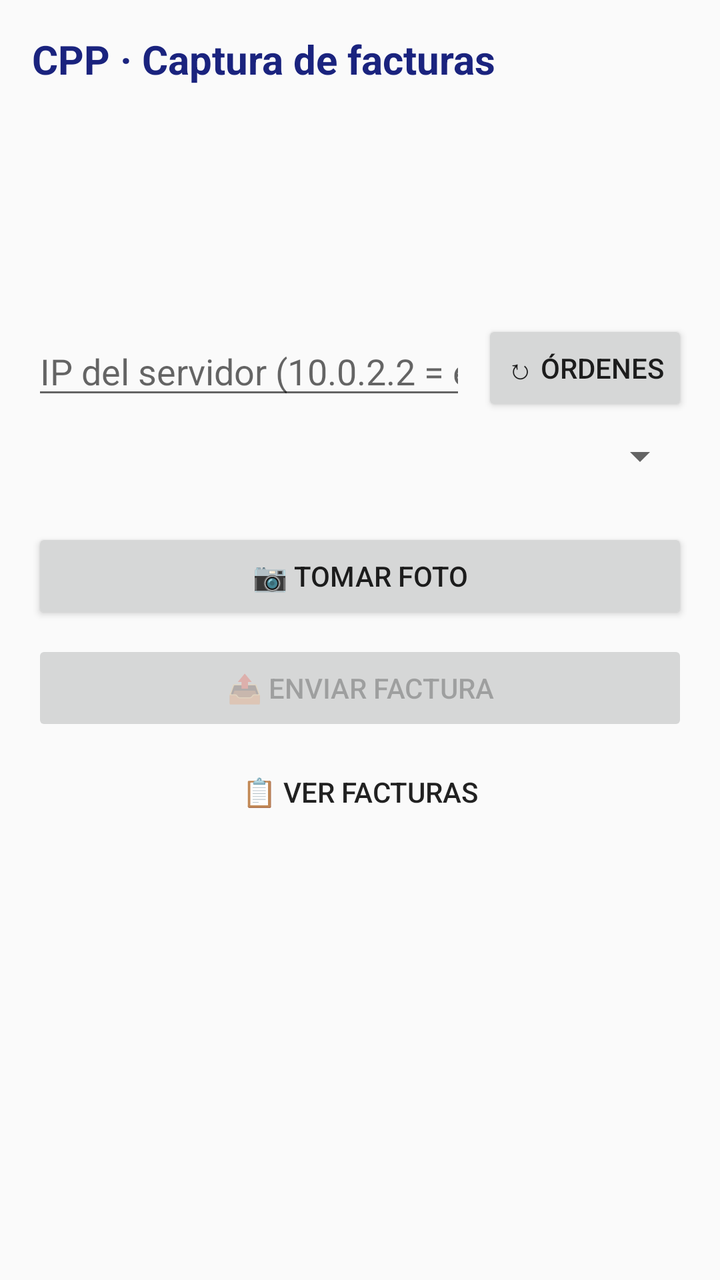
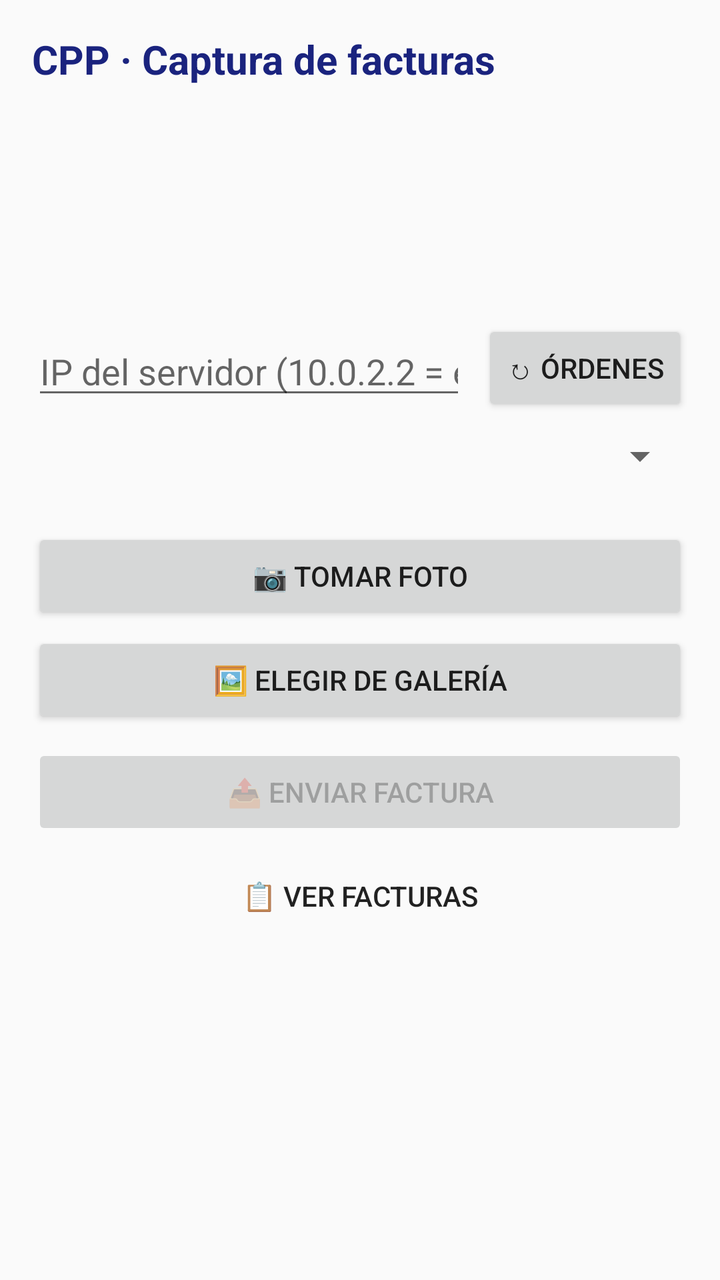

The first picture is an Android layout as it rendered before a commit; the second is the same layout after the commit. The layout source and the unified diff follow.
<!-- AndroidManifest.xml: application theme Theme.CPP -->
<!-- res/layout/activity_main.xml -->
<?xml version="1.0" encoding="utf-8"?>
<ScrollView xmlns:android="http://schemas.android.com/apk/res/android"
    android:layout_width="match_parent"
    android:layout_height="match_parent"
    android:fillViewport="true">

    <LinearLayout
        android:layout_width="match_parent"
        android:layout_height="wrap_content"
        android:orientation="vertical"
        android:padding="16dp">

        

        <TextView
            android:id="@+id/txtTitulo"
            android:layout_width="match_parent"
            android:layout_height="144dp"
            android:text="@string/titulo"
            android:textColor="@color/primario"
            android:textSize="20sp"
            android:textStyle="bold" />

        <LinearLayout
            android:layout_width="match_parent"
            android:layout_height="wrap_content"
            android:layout_marginBottom="8dp"
            android:gravity="center_vertical"
            android:orientation="horizontal">

            <EditText
                android:id="@+id/txtServidor"
                android:layout_width="0dp"
                android:layout_height="wrap_content"
                android:layout_weight="1"
                android:hint="@string/hint_servidor"
                android:inputType="text"
                android:maxLines="1" />

            <Button
                android:id="@+id/btnCargar"
                android:layout_width="wrap_content"
                android:layout_height="wrap_content"
                android:layout_marginStart="8dp"
                android:text="@string/btn_cargar" />
        </LinearLayout>

        
        <Spinner
            android:id="@+id/spOrdenes"
            android:layout_width="match_parent"
            android:layout_height="wrap_content"
            android:layout_marginBottom="12dp" />

        
        <ImageView
            android:id="@+id/imgPreview"
            android:layout_width="match_parent"
            android:layout_height="wrap_content"
            android:layout_marginBottom="12dp"
            android:adjustViewBounds="true"
            android:background="@color/fondo_preview"
            android:contentDescription="@string/desc_preview"
            android:maxHeight="320dp" />

        <Button
            android:id="@+id/btnFoto"
            android:layout_width="match_parent"
            android:layout_height="wrap_content"
            android:text="@string/btn_foto" />

        <Button
            android:id="@+id/btnEnviar"
            android:layout_width="match_parent"
            android:layout_height="wrap_content"
            android:layout_marginTop="8dp"
            android:enabled="false"
            android:text="@string/btn_enviar" />

        
        <Button
            android:id="@+id/btnLista"
            style="?android:attr/borderlessButtonStyle"
            android:layout_width="match_parent"
            android:layout_height="wrap_content"
            android:layout_marginTop="4dp"
            android:text="@string/btn_lista" />

        <ProgressBar
            android:id="@+id/barraEnvio"
            android:layout_width="wrap_content"
            android:layout_height="wrap_content"
            android:layout_gravity="center_horizontal"
            android:layout_marginTop="12dp"
            android:visibility="gone" />

        <TextView
            android:id="@+id/txtResultado"
            android:layout_width="match_parent"
            android:layout_height="wrap_content"
            android:layout_marginTop="12dp"
            android:textColor="@color/texto_normal"
            android:textIsSelectable="true"
            android:textSize="14sp" />
    </LinearLayout>
</ScrollView>
<!-- resources referenced by this layout -->
<resources>
  <color name="fondo_preview">#EEEEEE</color>
  <color name="primario">#1A237E</color>
  <color name="texto_normal">#212121</color>
  <string name="btn_cargar">↻ Órdenes</string>
  <string name="btn_enviar">📤 Enviar factura</string>
  <string name="btn_foto">📷 Tomar foto</string>
  <string name="btn_lista">📋 Ver facturas</string>
  <string name="desc_preview">Vista previa de la factura fotografiada</string>
  <string name="hint_servidor">IP del servidor (10.0.2.2 = este PC)</string>
  <string name="titulo">CPP · Captura de facturas</string>
  <style name="Theme.CPP" parent="Theme.AppCompat.DayNight.DarkActionBar">
          <item name="colorPrimary">@color/primario</item>
          <item name="colorPrimaryDark">@color/primario_oscuro</item>
          <item name="colorAccent">@color/acento</item>
      </style>
  <color name="primario_oscuro">#0D1442</color>
  <color name="acento">#FF6F00</color>
</resources>

<!-- the commit's change to res/layout/activity_main.xml (unified diff, before → after) -->
@@ -69,6 +69,14 @@
             android:layout_height="wrap_content"
             android:text="@string/btn_foto" />
 
+        
+        <Button
+            android:id="@+id/btnGaleria"
+            android:layout_width="match_parent"
+            android:layout_height="wrap_content"
+            android:layout_marginTop="4dp"
+            android:text="@string/btn_galeria" />
+
         <Button
             android:id="@+id/btnEnviar"
             android:layout_width="match_parent"
<!-- resource entries referenced after the edit -->
@@ -6,6 +6,7 @@
   <string name="btn_cargar">↻ Órdenes</string>
   <string name="btn_enviar">📤 Enviar factura</string>
   <string name="btn_foto">📷 Tomar foto</string>
+  <string name="btn_galeria">🖼️ Elegir de galería</string>
   <string name="btn_lista">📋 Ver facturas</string>
   <string name="desc_preview">Vista previa de la factura fotografiada</string>
   <string name="hint_servidor">IP del servidor (10.0.2.2 = este PC)</string>
